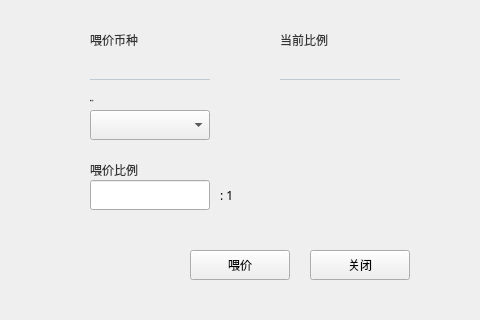
Before: the Qt Designer form LNKWallet/guard/FeedPriceDialog.ui in HcashOrg/hx-indicator, drawn with Qt 5; both pictures show x 220 to 700 and y 141 to 461 of the 960 by 543 pixel window.
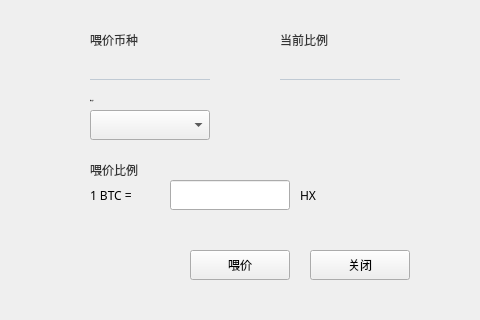
After: the same form once the commit is applied.

Commit message: show exchange withdrawAsset

What changed in the file:
```diff
--- a/LNKWallet/guard/FeedPriceDialog.ui
+++ b/LNKWallet/guard/FeedPriceDialog.ui
@@ -208,7 +208,7 @@
     <widget class="QLineEdit" name="quoteLineEdit">
      <property name="geometry">
       <rect>
-       <x>30</x>
+       <x>110</x>
        <y>220</y>
        <width>120</width>
        <height>30</height>
@@ -218,14 +218,14 @@
     <widget class="QLabel" name="assetLabel_2">
      <property name="geometry">
       <rect>
-       <x>160</x>
+       <x>30</x>
        <y>220</y>
-       <width>100</width>
+       <width>80</width>
        <height>30</height>
       </rect>
      </property>
      <property name="text">
-      <string>: 1</string>
+      <string>1 BTC =</string>
      </property>
     </widget>
     <widget class="QLabel" name="noAcountLabel">
@@ -233,7 +233,7 @@
       <rect>
        <x>30</x>
        <y>150</y>
-       <width>150</width>
+       <width>300</width>
        <height>30</height>
       </rect>
      </property>
@@ -310,6 +310,19 @@
       <string>当前比例</string>
      </property>
     </widget>
+    <widget class="QLabel" name="assetLabel3">
+     <property name="geometry">
+      <rect>
+       <x>240</x>
+       <y>220</y>
+       <width>50</width>
+       <height>30</height>
+      </rect>
+     </property>
+     <property name="text">
+      <string>HX</string>
+     </property>
+    </widget>
     <zorder>noAcountLabel</zorder>
     <zorder>closeBtn</zorder>
     <zorder>label_2</zorder>
```
Left out of the diff: 5 changed lines with no effect on the pictures. The commit also changes 15 other files.
